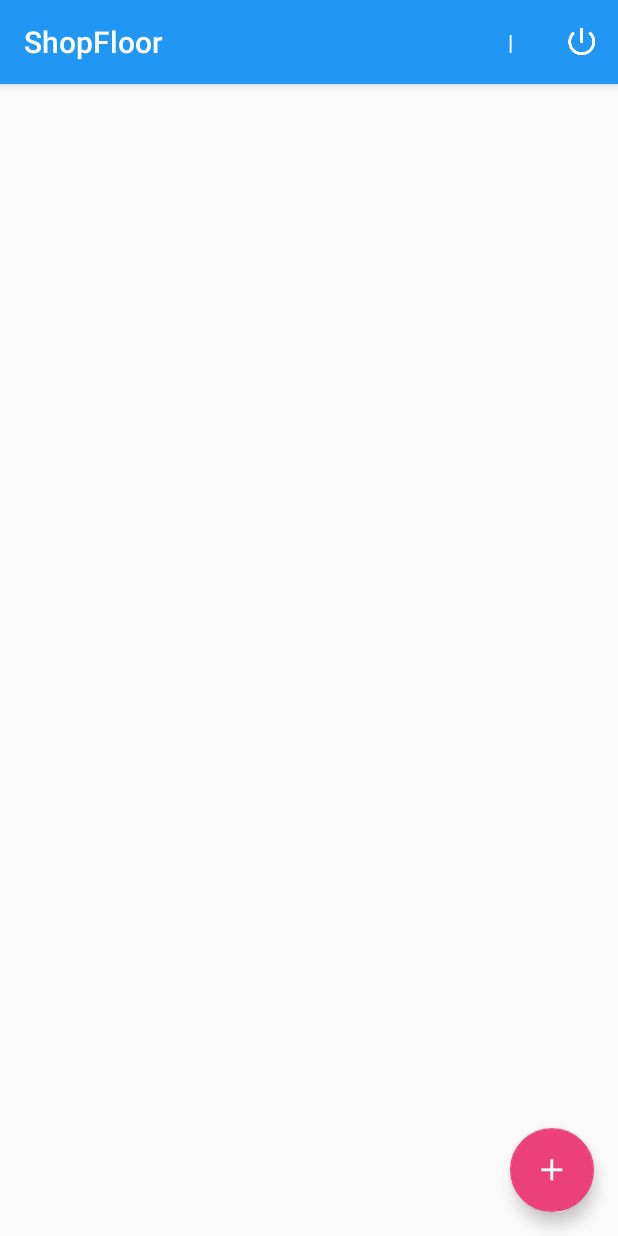
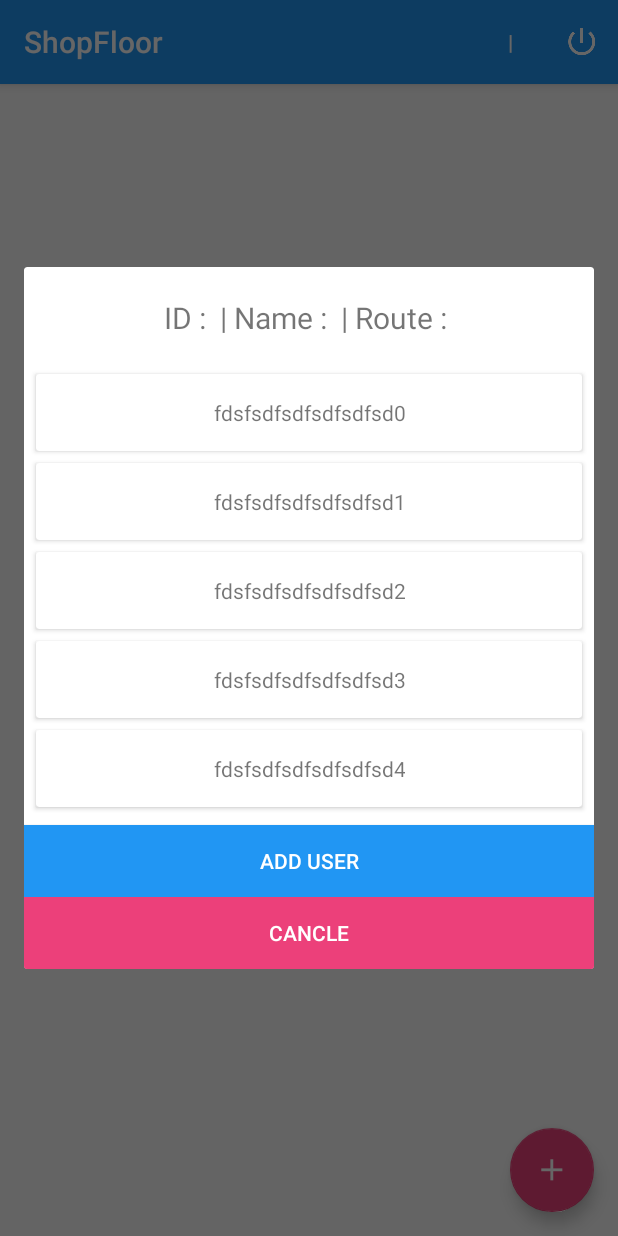
Before and after one commit to pskclub/shopfloor_svi, an Android app: the MainActivity screen opened directly, with no data from a screen before it, after a tap on an icon or button, on a phone screen of 412 x 824 dp. Run offline under Robolectric (Android 15) with nearby library versions, the phone set to English and light mode, and no system bars; libraries missing offline, so code that uses them is left out: com.squareup.otto, pl.aprilapps.switcher; 4 statements that could not run were skipped.

Commit message:
log user dialog

```diff
--- a/app/src/main/AndroidManifest.xml
+++ b/app/src/main/AndroidManifest.xml
@@ -32,6 +32,7 @@
             android:value="f12b6520c3e3adeea306654abc6376206bb7b147" />
 
         <activity android:name=".activity.SendActivity"  android:windowSoftInputMode="stateHidden" />
+        <activity android:name=".activity.AddLoginActivity"   android:theme="@style/AddAppTheme.login" />
         <activity android:name=".activity.CaptureActivity"  android:windowSoftInputMode="stateHidden" />
     </application>
 
--- a/app/src/main/java/th/co/svi/shopfloor/activity/MainActivity.java
+++ b/app/src/main/java/th/co/svi/shopfloor/activity/MainActivity.java
@@ -1,5 +1,6 @@
 package th.co.svi.shopfloor.activity;
 
+import android.app.Dialog;
 import android.content.DialogInterface;
 import android.content.Intent;
 import android.os.Bundle;
@@ -15,9 +16,16 @@ import android.view.MenuItem;
 import android.view.View;
 import android.view.animation.Animation;
 import android.view.animation.AnimationUtils;
+import android.widget.AdapterView;
+import android.widget.Button;
+import android.widget.EditText;
+import android.widget.ListView;
+import android.widget.TextView;
 import android.widget.Toast;
 
 import th.co.svi.shopfloor.R;
+import th.co.svi.shopfloor.adapter.JobPendingAdapter;
+import th.co.svi.shopfloor.adapter.UserListAdapter;
 import th.co.svi.shopfloor.adapter.ViewPagerAdapter;
 import th.co.svi.shopfloor.bus.ResultBus;
 import th.co.svi.shopfloor.event.ActivityResultEvent;
@@ -46,7 +54,7 @@ public class MainActivity extends AppCompatActivity {
         if (shareMember.getUserRoute().equals("MANAGER")) {
             displayViewManager(savedInstanceState);
         } else if (shareMember.getUserRoute().equals("CMC1") ||
-                shareMember.getUserRoute().equals( "CMS1") ||
+                shareMember.getUserRoute().equals("CMS1") ||
                 shareMember.getUserRoute().equals("SMT1")) {
             displayViewPendingAndPlan();
         } else {
@@ -145,7 +153,40 @@ public class MainActivity extends AppCompatActivity {
     @Override
     public boolean onOptionsItemSelected(MenuItem item) {
         if (item.getItemId() == 1 || item.getItemId() == 9) {
-            Toast.makeText(this, "ID : " + shareMember.getUserID() + " | Name : " + shareMember.getUsername() + " | Route : " + shareMember.getUserRoute(), Toast.LENGTH_SHORT).show();
+            final Dialog dialog = new Dialog(this);
+            dialog.setContentView(R.layout.swich_user_dialog);
+            Button btnAddUser = (Button) dialog.findViewById(R.id.btnAddUser);
+            Button btnCancle = (Button) dialog.findViewById(R.id.btnCancle);
+            TextView txtUser = (TextView) dialog.findViewById(R.id.txtUser);
+            ListView lvUser = (ListView) dialog.findViewById(R.id.lvUser);
+
+            UserListAdapter userAdapter = new UserListAdapter(null);
+            lvUser.setAdapter(userAdapter);
+
+            txtUser.setText("ID : " + shareMember.getUserID() + " | Name : " + shareMember.getUsername() + " | Route : " + shareMember.getUserRoute());
+            dialog.show();
+
+            btnCancle.setOnClickListener(new View.OnClickListener() {
+                @Override
+                public void onClick(View v) {
+                    dialog.cancel();
+                }
+            });
+            btnAddUser.setOnClickListener(new View.OnClickListener() {
+                @Override
+                public void onClick(View v) {
+                    Intent i = new Intent(MainActivity.this, AddLoginActivity.class);
+                    startActivityForResult(i, 9);
+                }
+            });
+
+            lvUser.setOnItemClickListener(new AdapterView.OnItemClickListener() {
+                @Override
+                public void onItemClick(AdapterView<?> parent, View view, int position, long id) {
+                    Toast.makeText(MainActivity.this, "" + position, Toast.LENGTH_SHORT).show();
+                    dialog.cancel();
+                }
+            });
         }
         if (item.getItemId() == 2) {
             AlertDialog.Builder builder =
@@ -155,7 +196,7 @@ public class MainActivity extends AppCompatActivity {
             builder.setPositiveButton("Yes", new DialogInterface.OnClickListener() {
                 public void onClick(DialogInterface dialog, int which) {
                     InsertDB insert = new InsertDB();
-                    insert.log_user(shareMember.getUserID(),"Authentication","logout");
+                    insert.log_user(shareMember.getUserID(), "Authentication", "logout");
                     shareMember.setMember(false, shareMember.getUsername(), "", "");
                     Intent i = new Intent(MainActivity.this, LoginActivity.class);
                     startActivity(i);
--- /dev/null
+++ b/app/src/main/java/th/co/svi/shopfloor/adapter/UserListAdapter.java
@@ -0,0 +1,56 @@
+package th.co.svi.shopfloor.adapter;
+
+import android.content.Context;
+import android.view.View;
+import android.view.ViewGroup;
+import android.widget.BaseAdapter;
+
+import java.util.ArrayList;
+import java.util.HashMap;
+import java.util.List;
+
+import th.co.svi.shopfloor.manager.Contextor;
+import th.co.svi.shopfloor.view.UserListItem;
+
+/**
+ * Created by MIS_Student5 on 8/3/2559.
+ */
+public class UserListAdapter extends BaseAdapter {
+    Context context = Contextor.getInstance().getContext();
+    List<HashMap<String, String>> Data = new ArrayList<>();
+
+    public UserListAdapter(List<HashMap<String, String>> Data) {
+        this.Data = Data;
+    }
+
+    @Override
+    public int getCount() {
+//        return (Data == null) ? 0 : Data.size();
+        return 5;
+    }
+
+    @Override
+    public Object getItem(int i) {
+        return null;
+    }
+
+    @Override
+    public long getItemId(int i) {
+        return 0;
+    }
+
+    @Override
+    public View getView(int i, View view, ViewGroup viewGroup) {
+        UserListItem item;
+        if (view != null) {
+            item = (UserListItem) view;
+        } else {
+            item = new UserListItem(viewGroup.getContext());
+
+        }
+
+        item.setData("fdsfsdfsdfsdfsdfsd" + i);
+//        item.setData(Data.get(i).get("name"));
+        return item;
+    }
+}
--- a/app/src/main/java/th/co/svi/shopfloor/manager/ShareData.java
+++ b/app/src/main/java/th/co/svi/shopfloor/manager/ShareData.java
@@ -38,4 +38,8 @@ public class ShareData {
     public String getUserRoute() {
         return member.getString("user_route", "");
     }
+
+    public int getUserSize() {
+        return member.getInt("user_size", 0);
+    }
 }
--- /dev/null
+++ b/app/src/main/java/th/co/svi/shopfloor/view/UserListItem.java
@@ -0,0 +1,97 @@
+package th.co.svi.shopfloor.view;
+
+import android.annotation.TargetApi;
+import android.content.Context;
+import android.os.Bundle;
+import android.os.Parcelable;
+import android.support.v7.widget.CardView;
+import android.util.AttributeSet;
+import android.widget.TextView;
+
+import th.co.svi.shopfloor.R;
+import th.co.svi.shopfloor.view.state.BundleSavedState;
+
+/**
+ * Created by nuuneoi on 11/16/2014.
+ */
+public class UserListItem extends BaseCustomViewGroup {
+    private TextView txtUser;
+
+    public UserListItem(Context context) {
+        super(context);
+        initInflate();
+        initInstances();
+    }
+
+    public UserListItem(Context context, AttributeSet attrs) {
+        super(context, attrs);
+        initInflate();
+        initInstances();
+        initWithAttrs(attrs, 0, 0);
+    }
+
+    public UserListItem(Context context, AttributeSet attrs, int defStyleAttr) {
+        super(context, attrs, defStyleAttr);
+        initInflate();
+        initInstances();
+        initWithAttrs(attrs, defStyleAttr, 0);
+    }
+
+    @TargetApi(21)
+    public UserListItem(Context context, AttributeSet attrs, int defStyleAttr, int defStyleRes) {
+        super(context, attrs, defStyleAttr, defStyleRes);
+        initInflate();
+        initInstances();
+        initWithAttrs(attrs, defStyleAttr, defStyleRes);
+    }
+
+    private void initInflate() {
+        inflate(getContext(), R.layout.listuser, this);
+    }
+
+    private void initInstances() {
+        // findViewById here
+        txtUser = (TextView) findViewById(R.id.txt_user);
+    }
+
+    public void setData(String txtUser) {
+        this.txtUser.setText(txtUser);
+    }
+
+    private void initWithAttrs(AttributeSet attrs, int defStyleAttr, int defStyleRes) {
+        /*
+        TypedArray a = getContext().getTheme().obtainStyledAttributes(
+                attrs,
+                R.styleable.StyleableName,
+                defStyleAttr, defStyleRes);
+
+        try {
+
+        } finally {
+            a.recycle();
+        }
+        */
+    }
+
+    @Override
+    protected Parcelable onSaveInstanceState() {
+        Parcelable superState = super.onSaveInstanceState();
+
+        BundleSavedState savedState = new BundleSavedState(superState);
+        // Save Instance State(s) here to the 'savedState.getBundle()'
+        // for example,
+        // savedState.getBundle().putString("key", value);
+
+        return savedState;
+    }
+
+    @Override
+    protected void onRestoreInstanceState(Parcelable state) {
+        BundleSavedState ss = (BundleSavedState) state;
+        super.onRestoreInstanceState(ss.getSuperState());
+
+        Bundle bundle = ss.getBundle();
+        // Restore State from bundle here
+    }
+
+}
--- a/app/src/main/res/layout/activity_login.xml
+++ b/app/src/main/res/layout/activity_login.xml
@@ -57,6 +57,7 @@
             android:layout_marginBottom="24dp"
             android:layout_marginTop="24dp"
             android:padding="12dp"
+            android:textColor="@color/white"
             android:text="Sign In" />
 
 
--- /dev/null
+++ b/app/src/main/res/layout/listuser.xml
@@ -0,0 +1,27 @@
+<?xml version="1.0" encoding="utf-8"?>
+
+
+<android.support.v7.widget.CardView xmlns:android="http://schemas.android.com/apk/res/android"
+    xmlns:app="http://schemas.android.com/apk/res-auto"
+    xmlns:card_view="http://schemas.android.com/tools"
+    android:id="@+id/card_view"
+    android:layout_width="match_parent"
+    android:layout_height="wrap_content"
+    android:layout_gravity="center"
+    android:layout_marginBottom="4dp"
+    android:layout_marginLeft="8dp"
+    android:layout_marginRight="8dp"
+    android:layout_marginTop="4dp"
+    android:foreground="?android:attr/selectableItemBackground"
+    app:contentPadding="16dp"
+    card_view:cardCornerRadius="4dp">
+
+    <TextView
+        android:id="@+id/txt_user"
+        android:text="......"
+        android:layout_width="wrap_content"
+        android:layout_height="wrap_content"
+        android:gravity="center"
+        android:layout_gravity="center"/>
+
+</android.support.v7.widget.CardView>
--- /dev/null
+++ b/app/src/main/res/layout/swich_user_dialog.xml
@@ -0,0 +1,40 @@
+<?xml version="1.0" encoding="utf-8"?>
+<LinearLayout xmlns:android="http://schemas.android.com/apk/res/android"
+    android:layout_width="fill_parent"
+    android:layout_height="fill_parent"
+    android:minWidth="300dp"
+    android:orientation="vertical">
+
+    <TextView
+        android:id="@+id/txtUser"
+        android:layout_width="match_parent"
+        android:layout_height="wrap_content"
+        android:padding="20dp"
+        android:textSize="20sp"
+        android:layout_gravity="center"
+        android:gravity="center"/>
+
+    <ListView
+        android:id="@+id/lvUser"
+        android:layout_width="match_parent"
+        android:layout_height="match_parent"
+        android:gravity="center"/>
+
+    <android.support.v7.widget.AppCompatButton
+        android:id="@+id/btnAddUser"
+        android:layout_width="match_parent"
+        android:layout_height="wrap_content"
+        android:background="@color/colorPrimary"
+         android:layout_marginTop="8dp"
+        android:text="Add User"
+        android:textColor="@android:color/white" />
+
+    <android.support.v7.widget.AppCompatButton
+        android:id="@+id/btnCancle"
+        android:layout_width="match_parent"
+        android:layout_height="wrap_content"
+        android:background="@color/colorAccent"
+        android:text="Cancle"
+        android:textColor="@android:color/white" />
+
+</LinearLayout>
--- a/app/src/main/res/values-v21/styles.xml
+++ b/app/src/main/res/values-v21/styles.xml
@@ -46,4 +46,6 @@
         </style>
 
         <style name="AppTheme.PopupOverlay" parent="ThemeOverlay.AppCompat.Light" />
+
+
 </resources>
--- a/app/src/main/res/values/styles.xml
+++ b/app/src/main/res/values/styles.xml
@@ -41,6 +41,19 @@
         <item name="colorButtonNormal">@color/colorPrimaryDark</item>
     </style>
 
+    <style name="AddAppTheme.login" parent="Theme.AppCompat.Light.DarkActionBar">
+        <!-- Customize your theme here. -->
+        <item name="colorPrimary">@color/colorPrimary</item>
+        <item name="colorPrimaryDark">@color/colorPrimaryDark</item>
+        <item name="colorAccent">@color/colorAccent</item>
+        <item name="android:windowBackground">@color/colorPrimary</item>
+        <item name="colorControlNormal">@color/white</item>
+        <item name="colorControlActivated">@color/white</item>
+        <item name="colorControlHighlight">@color/colorPrimaryDarkMore</item>
+        <item name="android:textColorHint">@color/white</item>
+        <item name="colorButtonNormal">@color/colorPrimaryDark</item>
+    </style>
+
     <style name="AppTheme.Dark.Dialog" parent="Theme.AppCompat.Dialog">
         <item name="colorAccent">@color/white</item>
         <item name="android:textColorPrimary">@color/white</item>
```
Also changed, not shown: app/src/main/java/th/co/svi/shopfloor/activity/AddLoginActivity.java (added, +232 -0 lines), app/src/main/res/layout/fragment_plan.xml (+9 -10 lines), app/src/main/res/layout/listreturncart.xml (deleted, +0 -113 lines), app/src/main/res/drawable-xhdpi/calendar.png (added).
